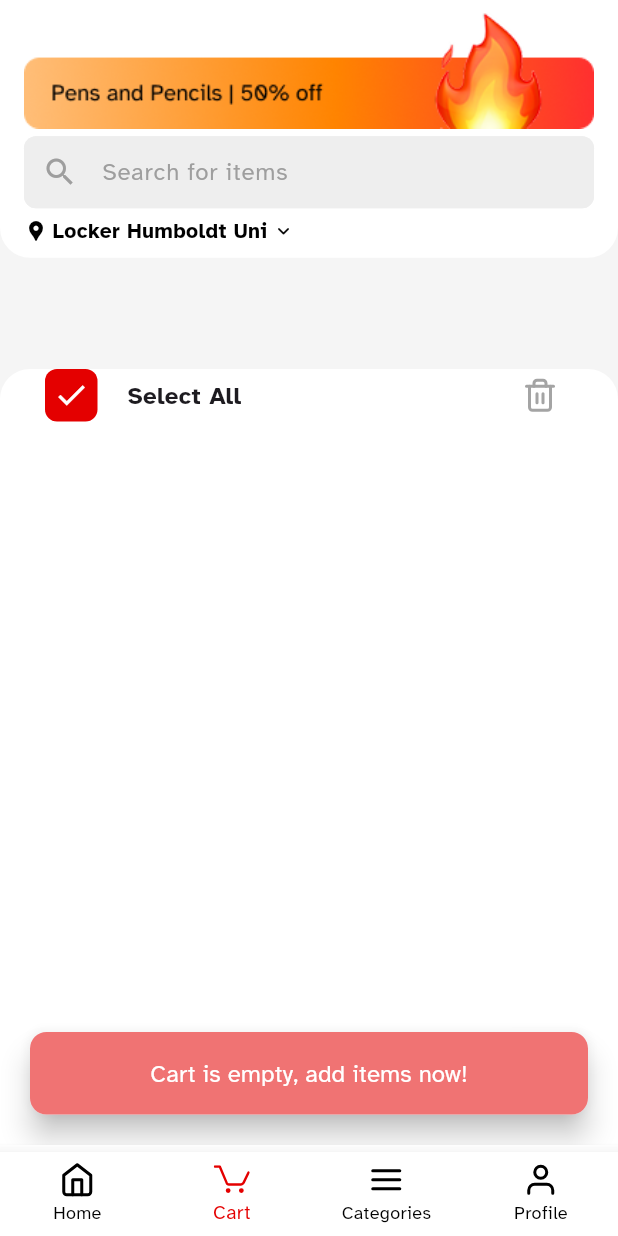
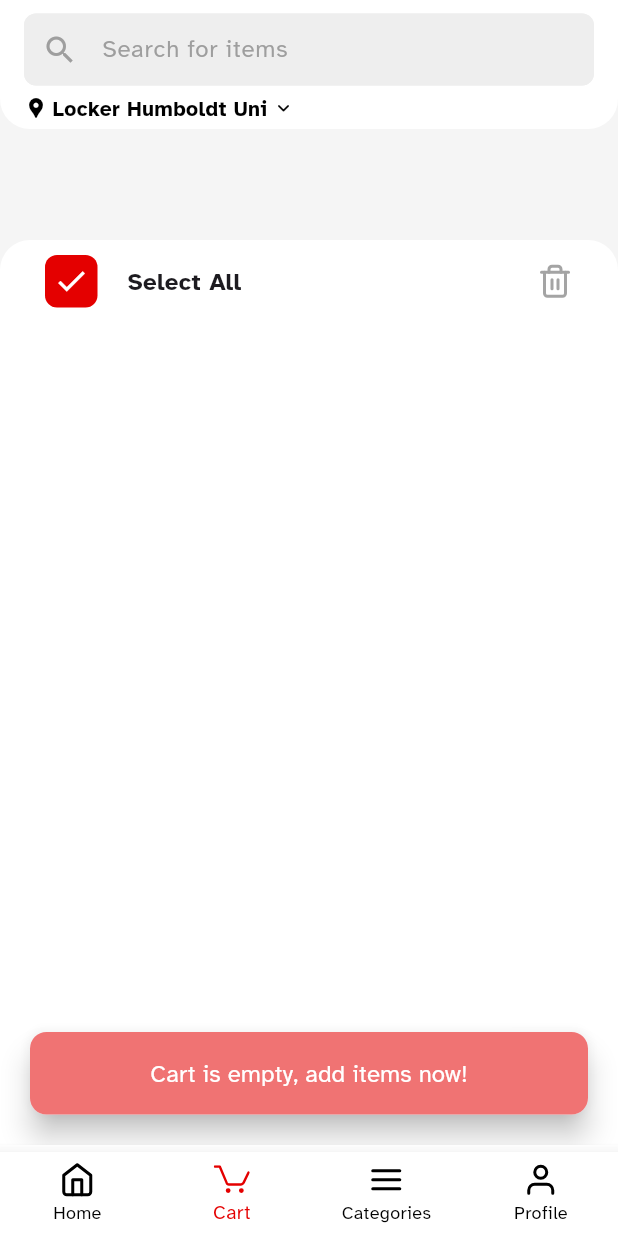
Before and after one commit to RobertBockit/modulor_app, a Flutter app: the screen it shows after launch, item 2 of the bottom bar chosen, on a phone screen of 412 x 824 dp. Run offline on Flutter 3.47's test engine with Material 3 defaults, Android fonts, the phone set to English and light mode, and no system bars; our stand-ins replace carousel_slider, flutter_svg, infinite_scroll_pagination, qr_flutter; network calls fail.

Commit message:
fixed positioned when switching, top bar animation fixed, cart without ads

```diff
--- a/lib/components/navbar/navbar.dart
+++ b/lib/components/navbar/navbar.dart
@@ -1,13 +1,15 @@
 import 'package:flutter/material.dart';
 import 'package:provider/provider.dart';
-import 'package:modulor_app/providers/app_state.dart'; // Import AppState class
 import 'package:flutter_svg/flutter_svg.dart';
-
+import '../../providers/app_state.dart';
 import '../../constants/colors.dart';
 import '../../providers/cart_provider.dart';
 
 class BottomNavBar extends StatefulWidget {
-  BottomNavBar({Key? key}) : super(key: key);
+  /// Колбэк, вызываемый при нажатии на иконку Home (индекс 0)
+  final VoidCallback? onHomeTap;
+
+  BottomNavBar({Key? key, this.onHomeTap}) : super(key: key);
 
   @override
   _BottomNavBarState createState() => _BottomNavBarState();
@@ -46,9 +48,9 @@ class _BottomNavBarState extends State<BottomNavBar>
 
       _animation =
           Tween<double>(begin: start, end: end).animate(CurvedAnimation(
-        parent: _controller,
-        curve: Curves.easeInOut,
-      ));
+            parent: _controller,
+            curve: Curves.easeInOut,
+          ));
 
       _controller.forward(from: 0); // Trigger the animation
       _previousIndex = newIndex; // Update the previous index
@@ -113,15 +115,17 @@ class _BottomNavBarState extends State<BottomNavBar>
                                 Positioned(
                                   top: -5,
                                   right: 4,
-                                  child: Container(
-                                  width: 16,
+                                  child: SizedBox(
+                                    width: 16,
                                     child: Text(
                                       cartProvider.totalAmount.toString(),
                                       style: TextStyle(
                                         color: appState.selectedIndex == 1
                                             ? AppColor.modulorRed
                                             : Colors.black,
-                                        fontSize: cartProvider.totalAmount > 9 ? 12 : 14,
+                                        fontSize: cartProvider.totalAmount > 9
+                                            ? 12
+                                            : 14,
                                         fontWeight: FontWeight.bold,
                                       ),
                                       textAlign: TextAlign.center,
@@ -158,11 +162,19 @@ class _BottomNavBarState extends State<BottomNavBar>
                     ),
                   ],
                   currentIndex: appState.selectedIndex,
-                  // Pass selectedIndex from appState
-                  selectedItemColor: Color.fromRGBO(228, 0, 0, 1),
+                  selectedItemColor: const Color.fromRGBO(228, 0, 0, 1),
                   unselectedItemColor: Colors.black,
                   onTap: (index) {
+                    // Если нажали на Home (индекс 0)
+                    if (index == 0) {
+                      // Вызвать колбэк onHomeTap, если он передан
+                      widget.onHomeTap?.call();
+                    }
+
+                    // Обновляем индекс
                     appState.updateSelectedIndex(index);
+
+                    // Сбрасываем навигационный стек
                     Navigator.of(context).popUntil((route) => route.isFirst);
                   },
                 ),
--- a/lib/components/top_menu/top_menu.dart
+++ b/lib/components/top_menu/top_menu.dart
@@ -2,8 +2,13 @@ import 'package:flutter/material.dart';
 
 class TopMenu extends StatefulWidget {
   final ScrollController scrollController;
+  final bool forceCollapsed;
 
-  const TopMenu({Key? key, required this.scrollController}) : super(key: key);
+  const TopMenu({
+    Key? key,
+    required this.scrollController,
+    this.forceCollapsed = false,
+  }) : super(key: key);
 
   @override
   _TopMenuState createState() => _TopMenuState();
@@ -19,7 +24,10 @@ class _TopMenuState extends State<TopMenu> {
   }
 
   void _onScroll() {
-    bool isNowScrolled = widget.scrollController.offset > 30;
+    if (widget.forceCollapsed) return;
+
+    final offset = widget.scrollController.offset;
+    final bool isNowScrolled = offset > 30;
     if (_isScrolled != isNowScrolled) {
       setState(() {
         _isScrolled = isNowScrolled;
@@ -29,15 +37,17 @@ class _TopMenuState extends State<TopMenu> {
 
   @override
   Widget build(BuildContext context) {
+    // Если forceCollapsed == true, считаем, что TopMenu уже сжат
+    final bool isScrolled = widget.forceCollapsed || _isScrolled;
+
     return Column(
       mainAxisSize: MainAxisSize.min,
       children: [
-        AnimatedContainer(
-          duration: const Duration(milliseconds: 300),
-          decoration: BoxDecoration(
+        Container(
+          decoration: const BoxDecoration(
             color: Colors.white,
-            borderRadius: const BorderRadius.vertical(
-              bottom: Radius.circular(20), // Закругление снизу
+            borderRadius: BorderRadius.vertical(
+              bottom: Radius.circular(20),
             ),
           ),
           clipBehavior: Clip.hardEdge,
@@ -45,25 +55,20 @@ class _TopMenuState extends State<TopMenu> {
             child: Padding(
               padding: EdgeInsets.symmetric(
                 horizontal: 16.0,
-                vertical: _isScrolled ? 4.0 : 8.0, // Меняем отступ при скролле
+                vertical: isScrolled ? 4.0 : 8.0,
               ),
               child: Column(
                 crossAxisAlignment: CrossAxisAlignment.start,
-                mainAxisSize: MainAxisSize.min,
                 children: [
-                  AnimatedSize(
-                    duration: const Duration(milliseconds: 300),
-                    child: _isScrolled
-                        ? SizedBox.shrink()
-                        : Image.asset(
+                  // Если не сжат – показываем баннер
+                  if (!isScrolled)
+                    Image.asset(
                       'assets/topbar.png',
                       fit: BoxFit.cover,
                       width: double.infinity,
                     ),
-                  ),
                   const SizedBox(height: 5),
-
-                  // Поисковая строка теперь сверху
+                  // Поисковая строка
                   Container(
                     decoration: BoxDecoration(
                       color: Colors.grey[200],
@@ -79,7 +84,10 @@ class _TopMenuState extends State<TopMenu> {
                           fontSize: 16,
                         ),
                         prefixIcon: const Icon(Icons.search, color: Colors.grey),
-                        contentPadding: const EdgeInsets.symmetric(vertical: 12, horizontal: 16),
+                        contentPadding: const EdgeInsets.symmetric(
+                          vertical: 12,
+                          horizontal: 16,
+                        ),
                         border: OutlineInputBorder(
                           borderRadius: BorderRadius.circular(8),
                           borderSide: BorderSide.none,
@@ -88,17 +96,9 @@ class _TopMenuState extends State<TopMenu> {
                       style: const TextStyle(fontSize: 16),
                     ),
                   ),
-
                   const SizedBox(height: 5),
-
-                  // Теперь "Locker Humboldt Uni" находится ниже поиска
+                  // Локация
                   Row(
-                    mainAxisAlignment: MainAxisAlignment.start,
-                    children: [
-                      InkWell(
-                        onTap: () {},
-                        borderRadius: BorderRadius.circular(8),
-                        child: Row(
                     children: const [
                       Icon(Icons.location_pin, color: Colors.black, size: 16),
                       SizedBox(width: 3),
@@ -111,10 +111,10 @@ class _TopMenuState extends State<TopMenu> {
                         ),
                       ),
                       SizedBox(width: 3),
-                            Icon(Icons.keyboard_arrow_down_rounded,
-                                color: Colors.black, size: 16),
-                          ],
-                        ),
+                      Icon(
+                        Icons.keyboard_arrow_down_rounded,
+                        color: Colors.black,
+                        size: 16,
                       ),
                     ],
                   ),
--- a/lib/main.dart
+++ b/lib/main.dart
@@ -1,8 +1,8 @@
 import 'package:flutter/material.dart';
-import 'package:modulor_app/providers/cart_provider.dart';
-import 'package:modulor_app/screens/home_screen.dart';
 import 'package:provider/provider.dart';
-import 'package:modulor_app/providers/app_state.dart';
+import 'providers/app_state.dart';
+import 'providers/cart_provider.dart';
+import 'screens/home_screen.dart'; // <-- файл, где лежит ваш MainScreen
 
 void main() {
   runApp(
--- a/lib/providers/app_state.dart
+++ b/lib/providers/app_state.dart
@@ -37,7 +37,7 @@ class AppState with ChangeNotifier {
   List<String> selectedCategories = [];
 
   final PagingController<int, Product> pagingController =
-      PagingController(firstPageKey: 0);
+  PagingController(firstPageKey: 0);
 
   void setSearchQuery(String newQuery) {
     _searchQuery = newQuery.trim().isEmpty ? null : newQuery.trim();
--- a/lib/screens/cart_page.dart
+++ b/lib/screens/cart_page.dart
@@ -11,26 +11,23 @@ class Cart extends StatefulWidget {
   const Cart({super.key});
 
   @override
-  State<StatefulWidget> createState() => _CartState();
+  State<Cart> createState() => _CartState();
 }
 
 class _CartState extends State<Cart> {
   @override
   Widget build(BuildContext context) {
-    double topPadding = MediaQuery.of(context).padding.top + 0; // Adjusted for navbar
-
     return Consumer<CartProvider>(
       builder: (BuildContext context, CartProvider order, Widget? child) {
         return Stack(
           children: [
-            // Main content without bottom padding so that the list scrolls under the button.
             Padding(
-              padding: EdgeInsets.only(top: topPadding, left: 10, right: 10),
+              padding: const EdgeInsets.symmetric(horizontal: 10),
               child: Column(
                 crossAxisAlignment: CrossAxisAlignment.stretch,
                 children: [
                   Padding(
-                    padding: const EdgeInsets.only(left: 20, right: 30),
+                    padding: const EdgeInsets.symmetric(horizontal: 20, vertical: 10),
                     child: Row(
                       mainAxisAlignment: MainAxisAlignment.spaceBetween,
                       children: [
@@ -51,13 +48,13 @@ class _CartState extends State<Cart> {
                           'assets/icons/trash-2.svg',
                           width: 24,
                           height: 24,
-                          color: Color.fromRGBO(164, 164, 164, 1),
+                          color: const Color.fromRGBO(164, 164, 164, 1),
                         )
                       ],
                     ),
                   ),
                   const SizedBox(height: 10),
-                  // Product List. (If needed, add padding inside CartList so items aren’t hidden behind the button.)
+                  // Список товаров
                   Expanded(
                     child: CartList(
                       items: order.items,
@@ -67,14 +64,13 @@ class _CartState extends State<Cart> {
                 ],
               ),
             ),
-
-            // Floating Checkout Button on top of the product list.
+            // Плавающая кнопка Checkout
             Positioned(
               bottom: 20,
               left: 20,
               right: 20,
               child: Material(
-                elevation: 8, // This gives a floating look
+                elevation: 8,
                 borderRadius: BorderRadius.circular(11),
                 child: ElevatedButton(
                   onPressed: () {
--- a/lib/screens/home_screen.dart
+++ b/lib/screens/home_screen.dart
@@ -1,12 +1,12 @@
 import 'package:flutter/material.dart';
 import 'package:provider/provider.dart';
+import 'package:modulor_app/providers/app_state.dart';
 import '../components/navbar/navbar.dart';
 import '../components/top_menu/top_menu.dart';
-import '../providers/app_state.dart';
 import 'home_page.dart';
-import 'profile_page.dart';
 import 'cart_page.dart';
 import 'menu_page.dart';
+import 'profile_page.dart';
 
 class MainScreen extends StatefulWidget {
   @override
@@ -16,28 +16,44 @@ class MainScreen extends StatefulWidget {
 class _MainScreenState extends State<MainScreen> {
   late final List<Widget> _pages;
   final ScrollController _scrollController = ScrollController();
-  double _topPadding = 246.0;
+  double _topPadding = 246.0; // Динамический отступ для Home, Menu, Profile
+
+  int _previousIndex = 0;
 
   @override
   void initState() {
     super.initState();
     _pages = [
-      HomePage(scrollController: _scrollController),
-      Cart(),
+      HomePage(scrollController: _scrollController), // индекс 0 (Home)
+      Cart(),                                       // индекс 1 (Cart)
       MenuPage(),
       ProfilePage(),
     ];
-
     _scrollController.addListener(_updateTopPadding);
   }
 
   void _updateTopPadding() {
+    final appState = Provider.of<AppState>(context, listen: false);
+    // Если экран корзины (индекс 1), не обновляем отступ динамически
+    if (appState.selectedIndex == 1) return;
+
     double newPadding = _scrollController.offset > 30 ? 140.0 : 246.0;
     if (newPadding != _topPadding) {
       setState(() {
         _topPadding = newPadding;
       });
     }
+  }
+
+  /// Колбэк, вызываемый при нажатии на иконку Home в нижней навигации.
+  /// Возвращает список к началу и разворачивает TopMenu.
+  void _goHomeTop() {
+    if (_scrollController.hasClients) {
+      _scrollController.jumpTo(0);
+    }
+    setState(() {
+      _topPadding = 246.0; // Возвращаем полную высоту шапки (баннер)
+    });
   }
 
   @override
@@ -50,45 +66,76 @@ class _MainScreenState extends State<MainScreen> {
   @override
   Widget build(BuildContext context) {
     final appState = Provider.of<AppState>(context);
+    final currentIndex = appState.selectedIndex;
+
+    // Для экрана корзины (индекс 1) принудительно сжимаем TopMenu
+    final bool forceCollapsed = (currentIndex == 1);
+
+    // Если это корзина, добавляем зазор между TopMenu и основным контентом
+    final double gap = forceCollapsed ? 20.0 : 0.0;
+
+    // При корзине фиксированный отступ = 140 + gap; для остальных — динамический _topPadding
+    final double effectiveTopPadding = forceCollapsed ? 140.0 + gap : _topPadding;
+
+    // Если переключаемся с корзины на другой экран, сбрасываем скролл и возвращаем шапку в полную высоту
+    if (_previousIndex == 1 && currentIndex != 1 && _scrollController.hasClients) {
+      _scrollController.jumpTo(0);
+      setState(() {
+        _topPadding = 246.0;
+      });
+    }
+    _previousIndex = currentIndex;
 
     return Scaffold(
       body: Stack(
         children: [
-          Container(
-            color: Color(0xFFF5F5F5),
-          ),
+          // Фон всего экрана
+          Container(color: const Color(0xFFF5F5F5)),
 
           // Основной контент
-          AnimatedPositioned(
-            duration: const Duration(milliseconds: 300),
-            top: _topPadding,
+          Positioned(
+            top: effectiveTopPadding,
             left: 0,
             right: 0,
             bottom: 0,
             child: Container(
-              decoration: BoxDecoration(
+              decoration: const BoxDecoration(
                 color: Colors.white,
-                borderRadius: BorderRadius.vertical(
-                  top: Radius.circular(20),
-                ),
+                borderRadius: BorderRadius.vertical(top: Radius.circular(20)),
               ),
               clipBehavior: Clip.hardEdge,
-              child: _pages[appState.selectedIndex],
+              child: _pages[currentIndex],
             ),
           ),
 
-          // Верхний бар
+          // Если корзина, рисуем отдельный зазор между TopMenu и контентом
+          if (forceCollapsed)
+            Positioned(
+              top: 140,
+              left: 0,
+              right: 0,
+              height: gap,
+              child: Container(
+                color: const Color(0xFFF5F5F5),
+              ),
+            ),
+
+          // Верхняя панель TopMenu
           Positioned(
             top: 0,
             left: 0,
             right: 0,
             child: TopMenu(
               scrollController: _scrollController,
+              forceCollapsed: forceCollapsed,
             ),
           ),
         ],
       ),
-      bottomNavigationBar: BottomNavBar(),
+
+      bottomNavigationBar: BottomNavBar(
+        onHomeTap: _goHomeTop,
+      ),
     );
   }
 }
```
Also changed, not shown: pubspec.lock. Lines whose indentation alone changed are shown as unchanged.
